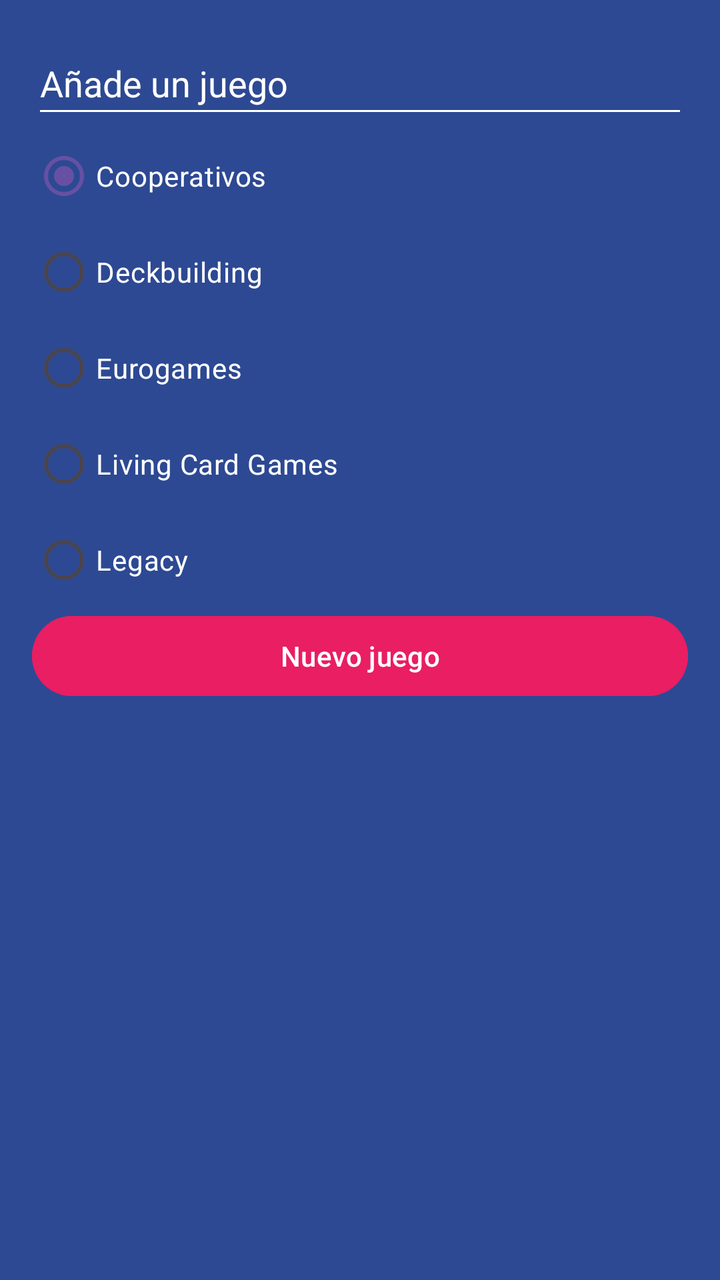
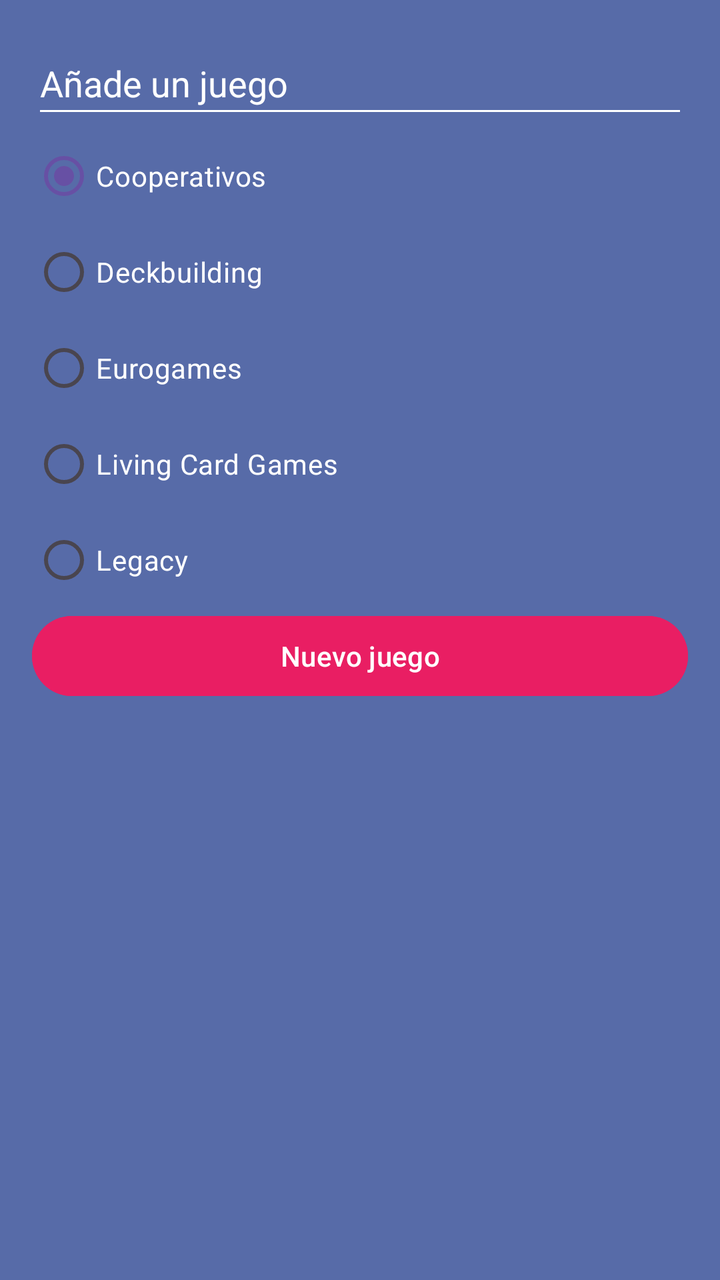

Two renders of the same Android screen: before a commit and after it. Below are the layout's source before the change and the commit's diff.
<!-- AndroidManifest.xml: application theme Theme.AplicacionesKK -->
<!-- res/layout/dialog_game.xml -->
<?xml version="1.0" encoding="utf-8"?>
<LinearLayout xmlns:android="http://schemas.android.com/apk/res/android"
    android:layout_width="250dp"
    android:layout_height="wrap_content"
    android:padding="16dp"
    android:background="@color/bgapp_background_app"
    android:orientation="vertical">

    <EditText
        android:id="@+id/etGame"
        android:layout_width="match_parent"
        android:layout_height="48dp"
        android:backgroundTint="@color/white"
        android:hint="@string/dialog_add_game"
        android:textColor="@color/white"
        android:textColorHint="@color/white"/>
    
    <RadioGroup
        android:id="@+id/rgCategories"
        android:layout_width="match_parent"
        android:layout_height="wrap_content">
        
        <RadioButton
            android:id="@+id/rbCooperative"
            android:layout_width="match_parent"
            android:layout_height="wrap_content"
            android:buttonTint="@color/bgapp_cooperative_category"
            android:checked="true"
            android:text="@string/dialog_cooperative_category"
            android:textColor="@color/white"/>

        <RadioButton
            android:id="@+id/rbDeckbuilding"
            android:layout_width="match_parent"
            android:layout_height="wrap_content"
            android:buttonTint="@color/bgapp_deckbuilding_category"
            android:text="@string/dialog_deckbuilding_category"
            android:textColor="@color/white"/>

        <RadioButton
            android:id="@+id/rbEuro"
            android:layout_width="match_parent"
            android:layout_height="wrap_content"
            android:buttonTint="@color/bgapp_euro_category"
            android:text="@string/dialog_euro_category"
            android:textColor="@color/white"/>

        <RadioButton
            android:id="@+id/rbLCG"
            android:layout_width="match_parent"
            android:layout_height="wrap_content"
            android:buttonTint="@color/bgapp_lcg_category"
            android:text="@string/dialog_lcg_category"
            android:textColor="@color/white"/>

        <RadioButton
            android:id="@+id/rbLegacy"
            android:layout_width="match_parent"
            android:layout_height="wrap_content"
            android:buttonTint="@color/bgapp_legacy_category"
            android:text="@string/dialog_legacy_category"
            android:textColor="@color/white"/>
        
    </RadioGroup>

    <Button
        android:id="@+id/btnAddGame"
        android:layout_width="match_parent"
        android:layout_height="wrap_content"
        android:text="@string/dialog_newgame_button"
        android:textColor="@color/white"
        android:backgroundTint="@color/bgapp_accent"/>

</LinearLayout>
<!-- resources referenced by this layout -->
<resources>
  <color name="bgapp_accent">#E91E63</color>
  <color name="bgapp_background_app">#FF2D4993</color>
  <color name="bgapp_cooperative_category">#D016F1</color>
  <color name="bgapp_deckbuilding_category">#FF9800</color>
  <color name="bgapp_euro_category">#00BCD4</color>
  <color name="bgapp_lcg_category">#4CAF50</color>
  <color name="bgapp_legacy_category">#EDF351</color>
  <color name="white">#FFFFFFFF</color>
  <string name="dialog_add_game">Añade un juego</string>
  <string name="dialog_cooperative_category">Cooperativos</string>
  <string name="dialog_deckbuilding_category">Deckbuilding</string>
  <string name="dialog_euro_category">Eurogames</string>
  <string name="dialog_lcg_category">Living Card Games</string>
  <string name="dialog_legacy_category">Legacy</string>
  <string name="dialog_newgame_button">Nuevo juego</string>
  <style name="Theme.AplicacionesKK" parent="Base.Theme.AplicacionesKK" />
  <style name="Base.Theme.AplicacionesKK" parent="Theme.Material3.DayNight.NoActionBar">
          
          
      </style>
</resources>

<!-- the commit's change to res/layout/dialog_game.xml (unified diff, before → after) -->
@@ -3,7 +3,7 @@
     android:layout_width="250dp"
     android:layout_height="wrap_content"
     android:padding="16dp"
-    android:background="@color/bgapp_background_app"
+    android:background="#CC2D4993"
     android:orientation="vertical">
 
     <EditText
<!-- resource entries referenced after the edit -->
@@ -1,7 +1,6 @@
 <!-- resources referenced by this layout -->
 <resources>
   <color name="bgapp_accent">#E91E63</color>
-  <color name="bgapp_background_app">#FF2D4993</color>
   <color name="bgapp_cooperative_category">#D016F1</color>
   <color name="bgapp_deckbuilding_category">#FF9800</color>
   <color name="bgapp_euro_category">#00BCD4</color>
